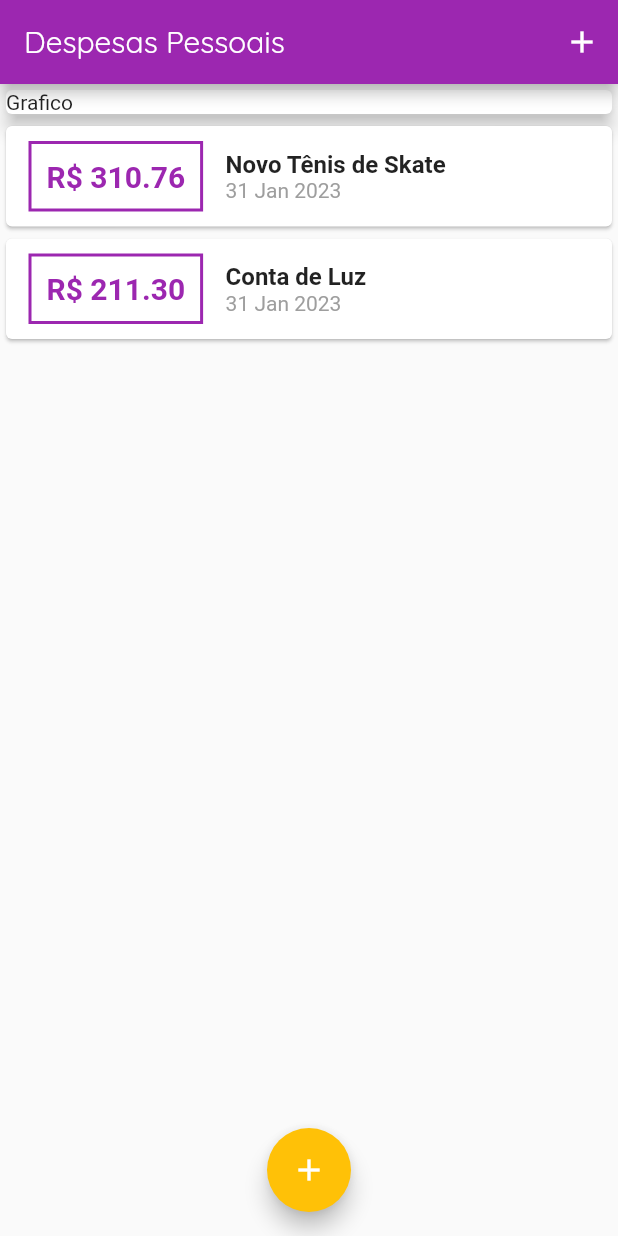
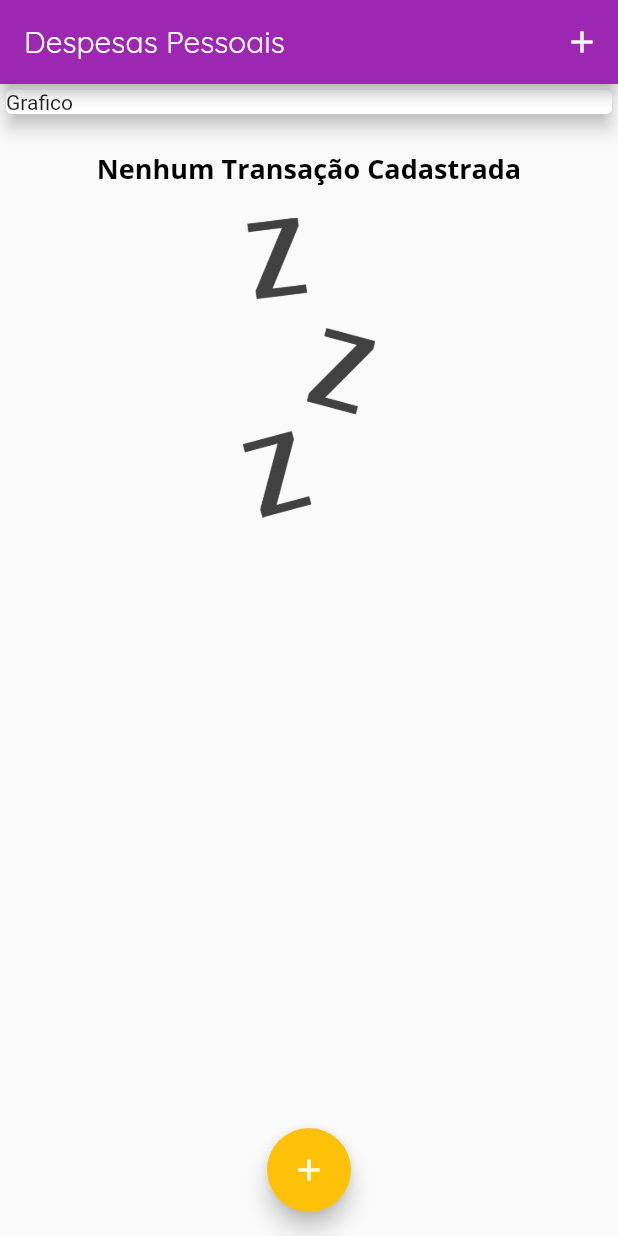
Before and after one commit to Icimm/expenses, a Flutter app: the screen it shows after launch, on a phone screen of 412 x 824 dp. Run offline on Flutter 3.47's test engine with Material 2 defaults, Android fonts, the phone set to English and light mode, and no system bars.

Commit message:
criacao da aplicacao
estilizacao

funcoes e classes

importacao de pacote inml

estilizção e criação de formulario

separção da arvore de widgets em components

criação de novos components

adicao de cores no tema

adicao de novas fontes

criação do Chart

e novas adições Visuais

```diff
--- a/lib/components/transaction_list.dart
+++ b/lib/components/transaction_list.dart
@@ -12,7 +12,22 @@ class TransactionList extends StatelessWidget {
   Widget build(BuildContext context) {
     return Container(
       height: 300,
-      child: ListView.builder(
+      child: transactions.isEmpty? Column(
+        children: <Widget>[
+          SizedBox(height: 20),
+          Text(
+            'Nenhum Transação Cadastrada',
+            style: Theme.of(context).textTheme.titleLarge,
+          ),
+          SizedBox(height: 20),
+          Container(
+            height: 200,
+            child: Image.asset('assets/images/waiting.png',
+              fit: BoxFit.cover ,
+            ),
+          )
+        ],
+      ): ListView.builder(
         itemCount: transactions.length,
           itemBuilder: (ctx, index) {
             final tr = transactions[index];
--- a/lib/main.dart
+++ b/lib/main.dart
@@ -49,19 +49,19 @@ class MyhomePage extends StatefulWidget {
 }
 class _MyhomePageState extends State<MyhomePage> {
 
-final _transactions = [
-  Transaction(
-    id: 't1',
-    title: 'Novo Tênis de Skate',
-    value: 310.76,
-    date: DateTime.now(),
-  ),
-  Transaction(
-    id: 't2',
-    title: 'Conta de Luz',
-    value: 211.30,
-    date: DateTime.now(),
-  ),
+final  List<Transaction>_transactions = [
+  // Transaction(
+  //   id: 't1',
+  //   title: 'Novo Tênis de Skate',
+  //   value: 310.76,
+  //   date: DateTime.now(),
+  // ),
+  // Transaction(
+  //   id: 't2',
+  //   title: 'Conta de Luz',
+  //   value: 211.30,
+  //   date: DateTime.now(),
+  // ),
 ];
 
   addTransaction(String title, double value){
--- a/pubspec.yaml
+++ b/pubspec.yaml
@@ -60,8 +60,8 @@ flutter:
   uses-material-design: true
 
   # To add assets to your application, add an assets section, like this:
-  # assets:
-  #   - images/a_dot_burr.jpeg
+  assets:
+    - assets/images/waiting.png
   #   - images/a_dot_ham.jpeg
 
   # An image asset can refer to one or more resolution-specific "variants", see
```
Also changed, not shown: lib/components/chart.dart (added, +51 -0 lines), assets/images/waiting.png (added).
